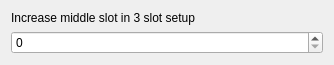
Before: the Qt Designer form contents/ui/config.ui in darkstego/Mudeer, drawn with Qt 5.
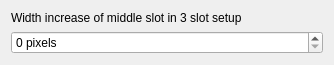
After: the same form once the commit is applied.

The edit to the form file:
```diff
--- a/contents/ui/config.ui
+++ b/contents/ui/config.ui
@@ -20,7 +20,7 @@
           <string>Width Increase in Pixels for Middle Slot in 3 Slot Setup</string>
          </property>
          <property name="text">
-          <string>Increase middle slot in 3 slot setup</string>
+          <string>Width increase of middle slot in 3 slot setup</string>
          </property>
         </widget>
        </item>
@@ -32,6 +32,12 @@
      <property name="maximum">
        <number>4000</number>
      </property>
+     <property name="suffix">
+       <string> pixels</string>
+      </property>
+      <property name="singleStep">
+       <number>10</number>
+      </property>
     </widget>
    </item>
   </layout>
```
